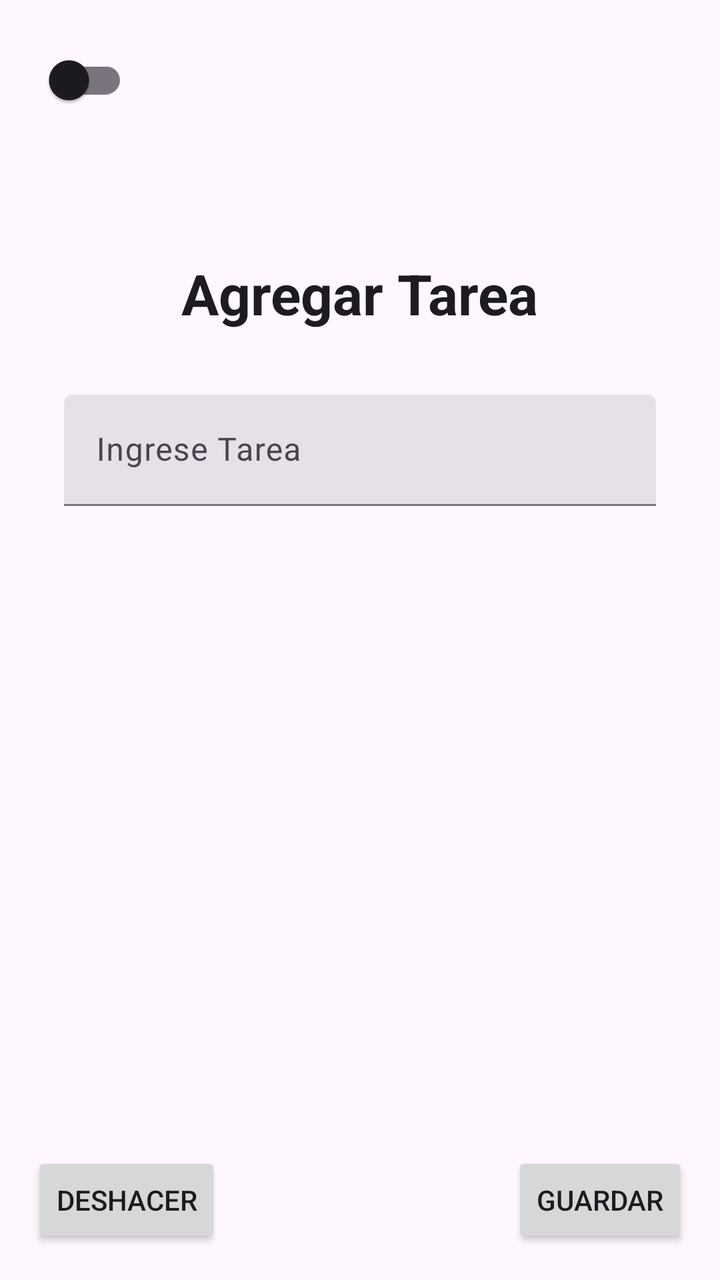
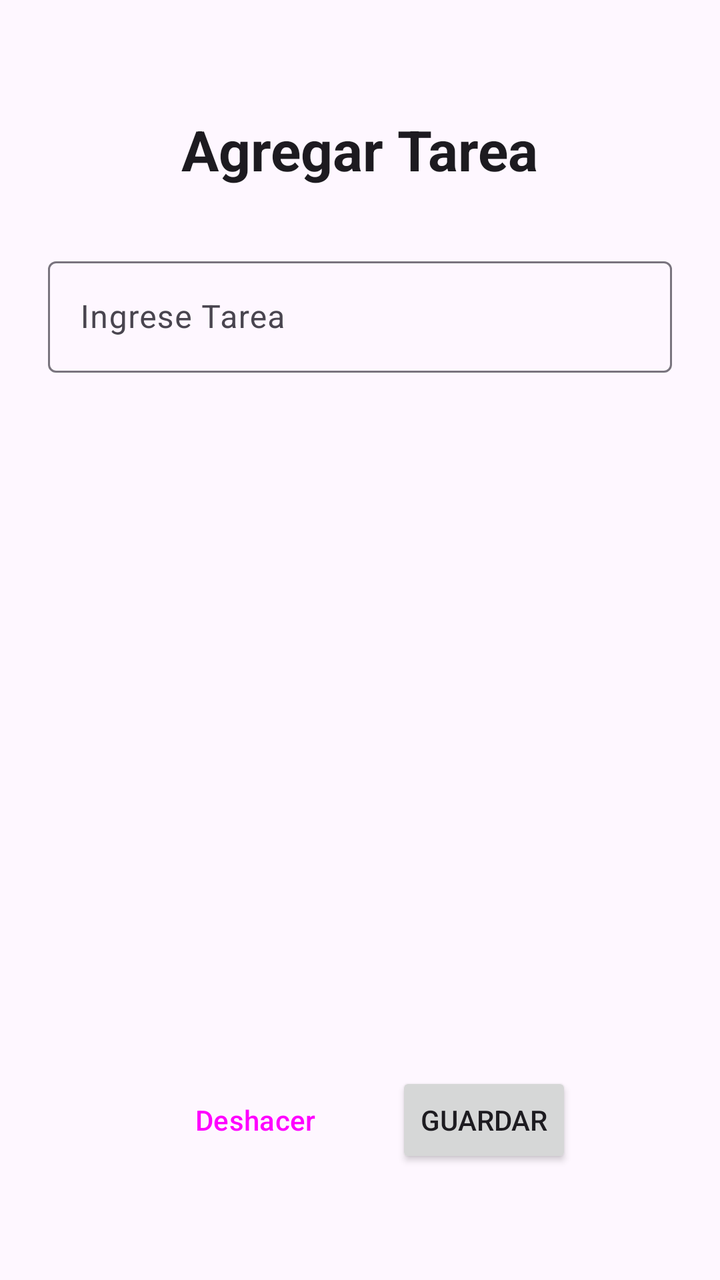

Two renders of the same Android screen: before a commit and after it. Below are the layout's source before the change and the commit's diff.
<!-- AndroidManifest.xml: application theme Theme.TPfinalAndroid -->
<!-- res/layout/fragment_crear_tarea.xml -->
<?xml version="1.0" encoding="utf-8"?>
<androidx.constraintlayout.widget.ConstraintLayout
    xmlns:android="http://schemas.android.com/apk/res/android"
    xmlns:app="http://schemas.android.com/apk/res-auto"
    xmlns:tools="http://schemas.android.com/tools"
    android:layout_width="match_parent"
    android:layout_height="match_parent"
    android:background="?attr/colorSurface"
    tools:context=".ui.tareas.CrearTareaFragment"> 

    
    <com.google.android.material.switchmaterial.SwitchMaterial
        android:id="@+id/themeSwitch"
        android:layout_width="wrap_content"
        android:layout_height="wrap_content"
        android:layout_marginTop="16dp"
        android:layout_marginStart="16dp"
        app:layout_constraintTop_toTopOf="parent"
        app:layout_constraintStart_toStartOf="parent" />

    
    <TextView
        android:id="@+id/tvTitulo"
        android:layout_width="wrap_content"
        android:layout_height="wrap_content"
        android:text="Agregar Tarea"
        android:textAppearance="?attr/textAppearanceHeadlineMedium"
        android:textStyle="bold"
        android:layout_marginTop="64dp"
        app:layout_constraintTop_toBottomOf="@id/themeSwitch"
        app:layout_constraintStart_toStartOf="parent"
        app:layout_constraintEnd_toEndOf="parent" />

    
    <com.google.android.material.textfield.TextInputLayout
        android:id="@+id/textFieldLayout"
        android:layout_width="0dp"
        android:layout_height="wrap_content"
        android:hint="Ingrese Tarea"
        android:layout_marginStart="32dp"
        android:layout_marginEnd="32dp"
        android:layout_marginTop="32dp"
        app:layout_constraintTop_toBottomOf="@id/tvTitulo"
        app:layout_constraintStart_toStartOf="parent"
        app:layout_constraintEnd_toEndOf="parent"
        style="?attr/textInputFilledStyle">

        <com.google.android.material.textfield.TextInputEditText
            android:id="@+id/etNombreTarea"
            android:layout_width="match_parent"
            android:layout_height="wrap_content" />

    </com.google.android.material.textfield.TextInputLayout>


    
    <Button
        android:id="@+id/btnGuardar"
        android:layout_width="wrap_content"
        android:layout_height="wrap_content"
        android:text="Guardar"
        android:layout_margin="16dp"
        app:layout_constraintBottom_toBottomOf="parent"
        app:layout_constraintEnd_toEndOf="parent" />

    
    <Button
        android:id="@+id/btnDeshacer"
        android:layout_width="wrap_content"
        android:layout_height="wrap_content"
        android:text="Deshacer"
        android:layout_margin="16dp"
        app:layout_constraintBottom_toBottomOf="parent"
        app:layout_constraintStart_toStartOf="parent" />

</androidx.constraintlayout.widget.ConstraintLayout>
<!-- resources referenced by this layout -->
<resources>
  <style name="Theme.TPfinalAndroid" parent="Base.Theme.TPfinalAndroid" />
  <style name="Base.Theme.TPfinalAndroid" parent="Theme.Material3.DayNight.NoActionBar">
          
          
      </style>
</resources>

<!-- the commit's change to res/layout/fragment_crear_tarea.xml (unified diff, before → after) -->
@@ -6,71 +6,64 @@
     android:layout_width="match_parent"
     android:layout_height="match_parent"
     android:background="?attr/colorSurface"
-    tools:context=".ui.tareas.CrearTareaFragment"> 
-
-    
-    <com.google.android.material.switchmaterial.SwitchMaterial
-        android:id="@+id/themeSwitch"
-        android:layout_width="wrap_content"
-        android:layout_height="wrap_content"
-        android:layout_marginTop="16dp"
-        android:layout_marginStart="16dp"
-        app:layout_constraintTop_toTopOf="parent"
-        app:layout_constraintStart_toStartOf="parent" />
+    tools:context=".ui.tareas.CrearTareaFragment"
+    android:padding="24dp">
 
     
     <TextView
-        android:id="@+id/tvTitulo"
+        android:id="@+id/tvAgregarTareaTitulo"
         android:layout_width="wrap_content"
         android:layout_height="wrap_content"
         android:text="Agregar Tarea"
         android:textAppearance="?attr/textAppearanceHeadlineMedium"
         android:textStyle="bold"
-        android:layout_marginTop="64dp"
-        app:layout_constraintTop_toBottomOf="@id/themeSwitch"
+        app:layout_constraintTop_toTopOf="parent"
         app:layout_constraintStart_toStartOf="parent"
-        app:layout_constraintEnd_toEndOf="parent" />
+        app:layout_constraintEnd_toEndOf="parent"
+        android:layout_marginTop="32dp"/>
 
     
     <com.google.android.material.textfield.TextInputLayout
-        android:id="@+id/textFieldLayout"
+        android:id="@+id/tilNombreTarea"
         android:layout_width="0dp"
         android:layout_height="wrap_content"
         android:hint="Ingrese Tarea"
-        android:layout_marginStart="32dp"
-        android:layout_marginEnd="32dp"
-        android:layout_marginTop="32dp"
-        app:layout_constraintTop_toBottomOf="@id/tvTitulo"
+        app:layout_constraintTop_toBottomOf="@id/tvAgregarTareaTitulo"
         app:layout_constraintStart_toStartOf="parent"
         app:layout_constraintEnd_toEndOf="parent"
-        style="?attr/textInputFilledStyle">
+        android:layout_marginTop="32dp">
 
         <com.google.android.material.textfield.TextInputEditText
             android:id="@+id/etNombreTarea"
             android:layout_width="match_parent"
-            android:layout_height="wrap_content" />
-
+            android:layout_height="wrap_content"
+            android:inputType="textCapSentences" />
     </com.google.android.material.textfield.TextInputLayout>
 
+    
+    <LinearLayout
+        android:layout_width="0dp"
+        android:layout_height="wrap_content"
+        android:orientation="horizontal"
+        app:layout_constraintBottom_toBottomOf="parent"
+        app:layout_constraintStart_toStartOf="parent"
+        app:layout_constraintEnd_toEndOf="parent"
+        android:layout_marginBottom="32dp"
+        android:gravity="center_horizontal">
 
-    
-    <Button
-        android:id="@+id/btnGuardar"
-        android:layout_width="wrap_content"
-        android:layout_height="wrap_content"
-        android:text="Guardar"
-        android:layout_margin="16dp"
-        app:layout_constraintBottom_toBottomOf="parent"
-        app:layout_constraintEnd_toEndOf="parent" />
+        <Button
+            android:id="@+id/btnDeshacer"
+            android:layout_width="wrap_content"
+            android:layout_height="wrap_content"
+            android:text="Deshacer"
+            style="?attr/materialButtonOutlinedStyle"
+            android:layout_marginEnd="16dp"/>
 
-    
-    <Button
-        android:id="@+id/btnDeshacer"
-        android:layout_width="wrap_content"
-        android:layout_height="wrap_content"
-        android:text="Deshacer"
-        android:layout_margin="16dp"
-        app:layout_constraintBottom_toBottomOf="parent"
-        app:layout_constraintStart_toStartOf="parent" />
+        <Button
+            android:id="@+id/btnGuardar"
+            android:layout_width="wrap_content"
+            android:layout_height="wrap_content"
+            android:text="Guardar"/>
+    </LinearLayout>
 
 </androidx.constraintlayout.widget.ConstraintLayout>
